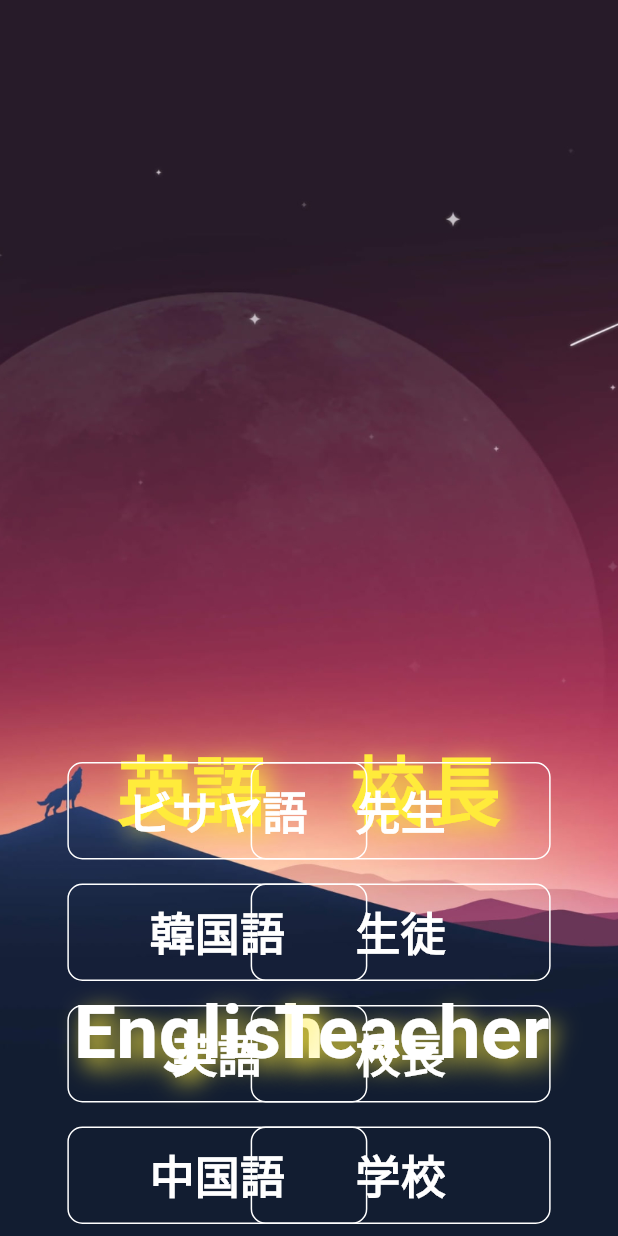
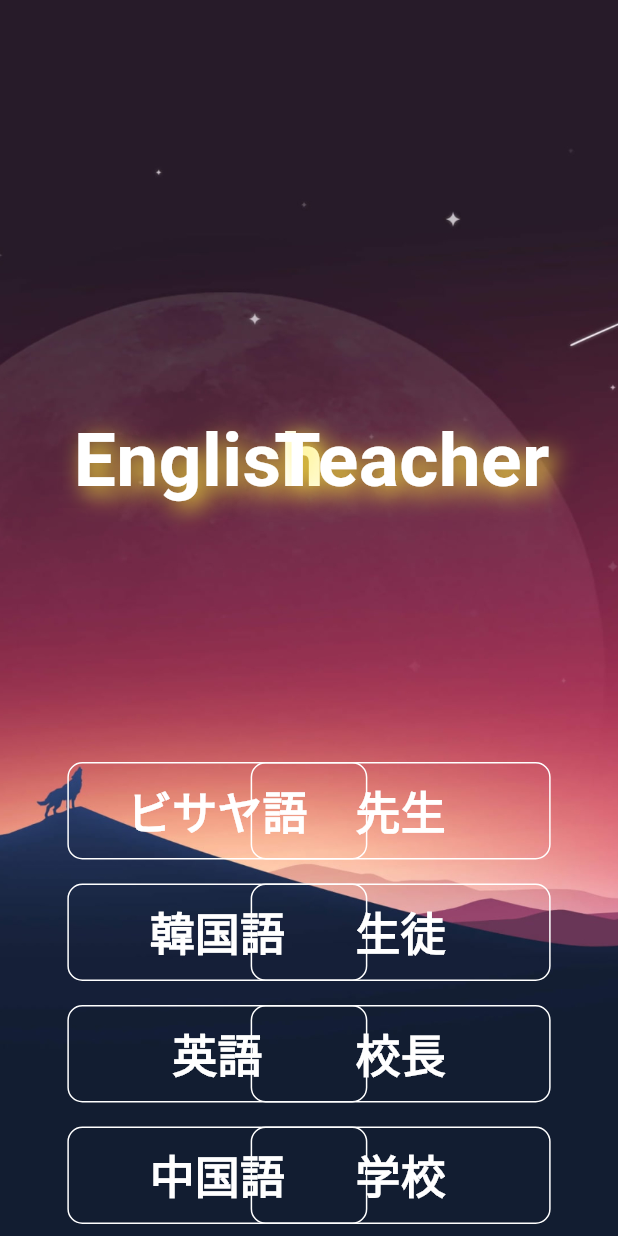
Before and after one commit to fdcfujihara/my_flutter, a Flutter app: the screen it shows after launch, after a tap on "先生", on a phone screen of 412 x 824 dp. Run offline on Flutter 3.47's test engine with Material 2 defaults, Android fonts, the phone set to English and light mode, and no system bars; our stand-ins replace audioplayers, confetti, go_router, in_app_purchase, shared_preferences; missing offline and left inert: games_services, text_to_path_maker; statements that could not run were skipped.

Commit message:
word rocket

```diff
--- a/lib/style/confetti.dart
+++ b/lib/style/confetti.dart
@@ -46,23 +46,47 @@ class Confetti extends StatefulWidget {
 }
 
 class _ConfettiState extends State<Confetti> with TickerProviderStateMixin {
-  late final ConfettiController _controllerOnce = ConfettiController(
+
+  late final ConfettiController _controllerFireworks = ConfettiController(
       duration: const Duration(seconds: 1)
   );
   late final ConfettiController _controllerJet = ConfettiController(
       duration: const Duration(seconds: 1)
   );
 
-  Animation<AlignmentGeometry> animateVertically(double x) {
+  late final Animation<double> invaderLoopController = AnimationController(
+    duration: const Duration(seconds: 8),
+    vsync: this,
+  )..repeat(reverse: true);
+
+  Animation<AlignmentGeometry> animateInvaderLoop(double x) {
     return Tween<AlignmentGeometry>(
-      begin: Alignment(x, -1.0),
-      end: Alignment(x, 1.0),
-    ).animate(AnimationController(
-      duration: const Duration(seconds: 8),
+      begin: Alignment(x, -0.8),
+      end: Alignment(x, -0.2),
+    ).animate(invaderLoopController);
+  }
+
+  AnimationController buildRocketAnimationController() {
+    return AnimationController(
+      duration: const Duration(seconds: 2),
       vsync: this,
     )
-      ..repeat(reverse: true));
+      ..addListener(() {
+        setState(() {});
+      });
   }
+
+  late final leftRocketAnimationController = buildRocketAnimationController();
+  late final rightRocketAnimationController = buildRocketAnimationController();
+
+  Animation<AlignmentGeometry> animationWordRocket(double x, AnimationController controller) {
+    return Tween<AlignmentGeometry>(
+      begin: Alignment(x, 1.0),
+      end: Alignment(x, -2.0),
+    ).animate(controller);
+  }
+
+  static const xOffset = 0.5;
 
   late List<Path> charPaths;
 
@@ -76,20 +100,238 @@ class _ConfettiState extends State<Confetti> with TickerProviderStateMixin {
       // Parse the font
       var myFont = reader.parseTTFAsset(data);
       // Generate the complete path for a specific character
-      charPaths = [
-        myFont.generatePathForCharacter(97),
-        myFont.generatePathForCharacter(98),
-        myFont.generatePathForCharacter(99),
-      ];
+      // list of int from 97 to 122
+
+      charPaths = List.generate(6, (i) => 97 + i)
+          .map((i) => myFont.generatePathForCharacter(i))
+          .toList();
     });
-
-    _controllerJet.play();
   }
 
   @override
   void dispose() {
-    _controllerOnce.dispose();
+    _controllerFireworks.dispose();
     super.dispose();
+  }
+
+  bool isLeftRocketVisible = false;
+  bool isRightRocketVisible = false;
+
+  @override
+  Widget build(BuildContext context) {
+
+    return SafeArea(
+      child: Stack(
+        children: <Widget>[
+          //CENTER -- Blast
+          AlignTransition(
+            alignment: animateInvaderLoop(-xOffset*1.2),
+            child: Stack(
+              children: [
+                buildFireworksWidget(),
+                _largeText( 'English', Colors.white ),
+              ],
+            ),
+          ),
+
+          //CENTER RIGHT -- Emit left
+          AlignTransition(
+            alignment: animateInvaderLoop(xOffset*1.2),
+            child: Stack(
+              children: [
+                buildFireworksWidget(),
+                _largeText( 'Teacher', Colors.white),
+              ],
+            ),
+          ),
+
+          // Bottom word stack
+          Align(
+            alignment: const Alignment(-(xOffset*1.3), 1.0),
+            child: Wrap(
+              children: [
+                Column(
+                  children: <Widget>[
+                    TextButton(
+                        onPressed: animateLeftRocket ,
+                        child: _textButton('ビサヤ語')),
+                    TextButton(
+                        onPressed: animateLeftRocket,
+                        child: _textButton('韓国語')),
+                    TextButton(
+                        onPressed: animateLeftRocket,
+                        child: _textButton('英語')),
+                    TextButton(
+                        onPressed: animateLeftRocket,
+                        child: _textButton('中国語')),
+                  ],
+                ),
+              ],
+            ),
+          ),
+
+          Align(
+            alignment: const Alignment(xOffset*1.3, 1.0),
+            child: Wrap(
+              children: [
+                Column(
+                  children: <Widget>[
+                    TextButton(
+                        onPressed: animateRightRocket,
+                        child: _textButton('先生')),
+                    TextButton(
+                        onPressed: animateRightRocket,
+                        child: _textButton('生徒')),
+                    TextButton(
+                        onPressed: animateRightRocket,
+                        child: _textButton('校長')),
+                    TextButton(
+                        onPressed: animateRightRocket,
+                        child: _textButton('学校')),
+                  ],
+                ),
+              ],
+            ),
+          ),
+
+          buildWordRocket('英語', -xOffset * 1.2, isLeftRocketVisible, leftRocketAnimationController) ,
+          buildWordRocket('校長', xOffset * 1.2, isRightRocketVisible, rightRocketAnimationController),
+
+        ],
+      ),
+    );
+  }
+
+  Visibility buildWordRocket(String text, double x, bool isVisible, AnimationController controller) {
+    return Visibility(
+        visible: isVisible,
+        child: AlignTransition(
+          alignment: animationWordRocket(x, controller),
+          child: Stack(alignment: Alignment.center, children: [
+            _largeText(text, Colors.yellow),
+            buildJetWidget(),
+          ]),
+        ));
+  }
+
+  ConfettiWidget buildFireworksWidget() {
+    return ConfettiWidget(
+      confettiController: _controllerFireworks,
+      blastDirectionality: BlastDirectionality.explosive,
+      maxBlastForce: 40,
+      emissionFrequency: 0.001,
+      shouldLoop: false,
+      // number of particles to emit
+      numberOfParticles: 80,
+      // start again as soon as the animation is finished
+      colors: const [
+        Color.fromARGB(255, 255, 255, 100),
+        Color.fromARGB(120, 255, 255, 100),
+      ],
+      createParticlePath: drawChar,
+      strokeWidth: 4,
+      strokeColor: const Color.fromARGB(80, 255, 255, 100),
+    );
+  }
+
+  ConfettiWidget buildJetWidget() {
+    return ConfettiWidget(
+      canvas: const Size(1500, 1500),
+      confettiController: _controllerJet,
+      blastDirectionality: BlastDirectionality.directional,
+      emissionFrequency: 0.50,
+      blastDirection: pi / 2,
+      gravity: 1.0,
+      shouldLoop: true,
+      numberOfParticles: 4,
+      // number of particles to emit
+      // start again as soon as the animation is finished
+      colors: const [
+        Colors.yellow
+      ],
+      createParticlePath: drawStar,
+      strokeWidth: 2,
+      strokeColor: const Color.fromARGB(80, 255, 255, 255),
+    );
+  }
+
+  Container _textButton(String text) {
+    return Container(
+      width: 200,
+      padding: const EdgeInsets.all(10),
+      alignment: Alignment.center,
+      decoration: BoxDecoration(
+        border: Border.all(
+          color: Colors.white,
+        ),
+        borderRadius: BorderRadius.circular(10),
+      ),
+      child: _text(text),
+    );
+  }
+
+  Container buildBorderContainer(Widget widget) {
+    return Container(
+      decoration: BoxDecoration(
+        border: Border.all(
+          color: Colors.white,
+        ),
+      ),
+      child: widget,
+    );
+  }
+
+  Text _largeText(String text, Color color) {
+    return Text(
+      text,
+      style: TextStyle(
+          color: color,
+          fontWeight: FontWeight.bold,
+          shadows: const [
+            Shadow(
+              blurRadius: 20.0,
+              color: Colors.yellow,
+              offset: Offset(5.0, 5.0),
+            ),
+          ],
+          fontSize: 50),
+    );
+  }
+
+  Text _text(String text) {
+    return Text(
+      text,
+      style: const TextStyle(
+          fontWeight: FontWeight.bold,
+          color: Colors.white,
+          fontSize: 30),
+    );
+  }
+
+  animateLeftRocket() {
+    isLeftRocketVisible = true;
+    _controllerJet.play();
+    leftRocketAnimationController
+        .forward()
+        .timeout(const Duration(milliseconds: 1000), onTimeout: () {
+      _controllerFireworks.play();
+    }).then((value) {
+      leftRocketAnimationController.reset();
+      isLeftRocketVisible = false;
+    });
+  }
+
+  animateRightRocket() {
+    isRightRocketVisible = true;
+    _controllerJet.play();
+    rightRocketAnimationController
+        .forward()
+        .timeout(const Duration(milliseconds: 1000), onTimeout: () {
+      _controllerFireworks.play();
+    }).then((value) {
+      rightRocketAnimationController.reset();
+      isRightRocketVisible = false;
+    });
   }
 
   Path drawChar(Size size) {
@@ -122,186 +364,4 @@ class _ConfettiState extends State<Confetti> with TickerProviderStateMixin {
     return path;
   }
 
-  @override
-  Widget build(BuildContext context) {
-    const xOffset = 0.5;
-    return SafeArea(
-      child: Stack(
-        children: <Widget>[
-          //CENTER -- Blast
-          AlignTransition(
-            alignment: animateVertically(-xOffset*1.2),
-            child: Stack(
-              children: [
-                buildFireworksWidget(),
-                _largeText( 'English', Colors.white ),
-              ],
-            ),
-          ),
-
-          //CENTER RIGHT -- Emit left
-          AlignTransition(
-            alignment: animateVertically(xOffset*1.2),
-            child: Stack(
-              children: [
-                buildFireworksWidget(),
-                _largeText( 'Teacher', Colors.white),
-              ],
-            ),
-          ),
-
-          Align(
-            alignment: const Alignment(-xOffset, 0.3),
-            child: Stack(
-              alignment: Alignment.center,
-                children: [
-              _largeText('英語', Colors.yellow),
-              buildJetWidget(),
-            ]),
-          ),
-
-          Align(
-            alignment: const Alignment(xOffset, 0.3),
-            child: Stack(
-                alignment: Alignment.center,
-                children: [
-              _largeText('校長', Colors.yellow),
-              buildJetWidget(),
-            ]),
-          ),
-
-          // Bottom word stack
-          Align(
-            alignment: const Alignment(-(xOffset*1.3), 1.0),
-            child: Wrap(
-              children: [
-                Column(
-                  children: <Widget>[
-                    TextButton(
-                        onPressed: () => _controllerOnce.play(),
-                        child: _textButton('ビサヤ語')),
-                    TextButton(
-                        onPressed: () => _controllerOnce.play(),
-                        child: _textButton('韓国語')),
-                    TextButton(
-                        onPressed: () => _controllerOnce.play(),
-                        child: _textButton('英語')),
-                    TextButton(
-                        onPressed: () => _controllerOnce.play(),
-                        child: _textButton('中国語')),
-                  ],
-                ),
-              ],
-            ),
-          ),
-
-          Align(
-            alignment: const Alignment(xOffset*1.3, 1.0),
-            child: Wrap(
-              children: [
-                Column(
-                  children: <Widget>[
-                    TextButton(
-                        onPressed: () => _controllerOnce.play(),
-                        child: _textButton('先生')),
-                    TextButton(
-                        onPressed: () => _controllerOnce.play(),
-                        child: _textButton('生徒')),
-                    TextButton(
-                        onPressed: () => _controllerOnce.play(),
-                        child: _textButton('校長')),
-                    TextButton(
-                        onPressed: () => _controllerOnce.play(),
-                        child: _textButton('学校')),
-                  ],
-                ),
-              ],
-            ),
-          ),
-        ],
-      ),
-    );
-  }
-
-  ConfettiWidget buildFireworksWidget() {
-    return ConfettiWidget(
-      confettiController: _controllerOnce,
-      blastDirectionality: BlastDirectionality.explosive,
-      maxBlastForce: 40,
-      emissionFrequency: 0.001,
-      shouldLoop: false,
-      // number of particles to emit
-      numberOfParticles: 80,
-      // start again as soon as the animation is finished
-      colors: const [
-        Color.fromARGB(255, 255, 255, 100),
-        Color.fromARGB(120, 255, 255, 100),
-      ],
-      createParticlePath: drawChar,
-      strokeWidth: 4,
-      strokeColor: const Color.fromARGB(80, 255, 255, 100),
-    );
-  }
-
-  ConfettiWidget buildJetWidget() {
-    return ConfettiWidget(
-      confettiController: _controllerJet,
-      blastDirectionality: BlastDirectionality.directional,
-      emissionFrequency: 0.50,
-      blastDirection: pi / 2,
-      // don't specify a direction, blast randomly
-      shouldLoop: true,
-      numberOfParticles: 2,
-      // number of particles to emit
-      // start again as soon as the animation is finished
-      colors: const [
-        Colors.yellow
-      ],
-      createParticlePath: drawStar,
-      strokeWidth: 2,
-      strokeColor: const Color.fromARGB(80, 255, 255, 255),
-    );
-  }
-
-  Container _textButton(String text) {
-    return Container(
-      width: 200,
-      padding: const EdgeInsets.all(10),
-      alignment: Alignment.center,
-      decoration: BoxDecoration(
-        border: Border.all(
-          color: Colors.white,
-        ),
-        borderRadius: BorderRadius.circular(10),
-      ),
-      child: _text(text),
-    );
-  }
-
-  Text _largeText(String text, Color color) {
-    return Text(
-      text,
-      style: TextStyle(
-          color: color,
-          fontWeight: FontWeight.bold,
-          shadows: const [
-            Shadow(
-              blurRadius: 20.0,
-              color: Colors.yellow,
-              offset: Offset(5.0, 5.0),
-            ),
-          ],
-          fontSize: 50),
-    );
-  }
-
-  Text _text(String text) {
-    return Text(
-      text,
-      style: const TextStyle(
-          fontWeight: FontWeight.bold,
-          color: Colors.white,
-          fontSize: 30),
-    );
-  }
 }
```
